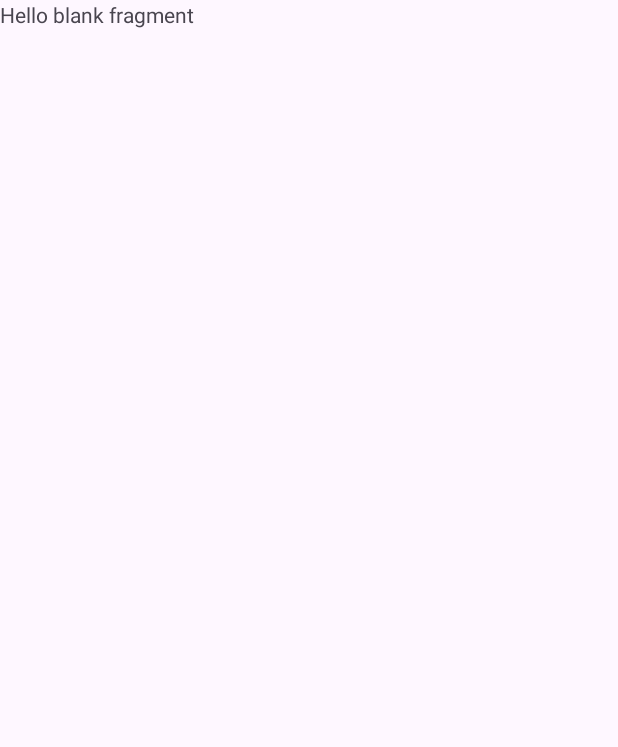
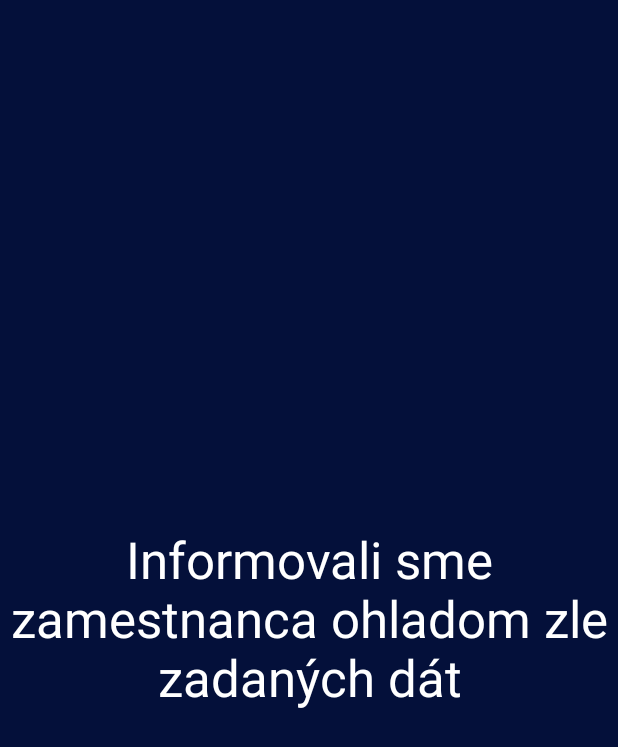
Before and after one commit to TIS2023-FMFI/navstevy, an Android app: the TextFragment screen opened through its navigation route, on a phone screen of 412 x 824 dp. Before the commit the part shown is almost empty. Shown: the top 747 px of the screen. Run offline under Robolectric (Android 15) with nearby library versions, the phone set to English and light mode, and no system bars.

Commit message:
Add business logic to TextFragment

```diff
--- a/src/TabletApp/app/src/main/java/com/example/safety_presentation/CheckingFragment.kt
+++ b/src/TabletApp/app/src/main/java/com/example/safety_presentation/CheckingFragment.kt
@@ -31,6 +31,7 @@ class CheckingFragment : Fragment() {
             }
             button7.setOnClickListener {
                 val action = CheckingFragmentDirections.actionCheckingFragmentToTextFragment()
+                action.message = "che"
                 Navigation.findNavController(it).navigate(action)
             }
         }
--- a/src/TabletApp/app/src/main/java/com/example/safety_presentation/ConfirmationFragment.kt
+++ b/src/TabletApp/app/src/main/java/com/example/safety_presentation/ConfirmationFragment.kt
@@ -44,6 +44,7 @@ class ConfirmationFragment : Fragment() {
                 val canvas = Canvas(bitmap)
                 view.draw(canvas)
                 val action = ConfirmationFragmentDirections.actionConfirmationFragmentToTextFragment()
+                action.message = "con"
                 Navigation.findNavController(it).navigate(action)
             }
         }
--- a/src/TabletApp/app/src/main/java/com/example/safety_presentation/TextFragment.kt
+++ b/src/TabletApp/app/src/main/java/com/example/safety_presentation/TextFragment.kt
@@ -1,59 +1,61 @@
 package com.example.safety_presentation
 
+import android.content.Context
 import android.os.Bundle
+import android.util.Log
 import androidx.fragment.app.Fragment
 import android.view.LayoutInflater
 import android.view.View
 import android.view.ViewGroup
+import com.example.safety_presentation.databinding.FragmentConfirmationBinding
+import com.example.safety_presentation.databinding.FragmentTextBinding
 
-// TODO: Rename parameter arguments, choose names that match
-// the fragment initialization parameters, e.g. ARG_ITEM_NUMBER
-private const val ARG_PARAM1 = "param1"
-private const val ARG_PARAM2 = "param2"
+class TextFragment : Fragment() {
+    lateinit var bind : FragmentTextBinding
+    lateinit var msg : String
+    lateinit var mainActivity: MainActivity
 
-/**
- * A simple [Fragment] subclass.
- * Use the [TextFragment.newInstance] factory method to
- * create an instance of this fragment.
- */
-class TextFragment : Fragment() {
-    // TODO: Rename and change types of parameters
-    private var param1: String? = null
-    private var param2: String? = null
+    override fun onStart() {
+        super.onStart()
+        arguments?.let{
+            val args = TextFragmentArgs.fromBundle(it)
+            msg = if (args.message == "con"){
+                "con"
+            } else{
+                "che"
+            }
+        }
 
-    override fun onCreate(savedInstanceState: Bundle?) {
-        super.onCreate(savedInstanceState)
-        arguments?.let {
-            param1 = it.getString(ARG_PARAM1)
-            param2 = it.getString(ARG_PARAM2)
+        if (msg == "con"){
+            if (mainActivity.languageInUse == "en"){
+                bind.tv.text = "Your signature has been sent, enjoy your stay"
+            }
+            else{
+                bind.tv.text = "Váš podpis bol poslaný, užite si pobyt"
+            }
+        }
+
+        else{
+            if (mainActivity.languageInUse == "en"){
+                bind.tv.text = "We have notified the employee of the wrongly inputed data"
+            }
+            else{
+                bind.tv.text = "Informovali sme zamestnanca ohladom zle zadaných dát"
+            }
         }
     }
 
+
     override fun onCreateView(
-        inflater: LayoutInflater, container: ViewGroup?,
-        savedInstanceState: Bundle?
-    ): View? {
-        // Inflate the layout for this fragment
-        return inflater.inflate(R.layout.fragment_text, container, false)
+        inflater: LayoutInflater, container: ViewGroup?, savedInstanceState: Bundle?): View? {
+        bind = FragmentTextBinding.inflate(inflater, container, false)
+
+        return bind.root
     }
 
-    companion object {
-        /**
-         * Use this factory method to create a new instance of
-         * this fragment using the provided parameters.
-         *
-         * @param param1 Parameter 1.
-         * @param param2 Parameter 2.
-         * @return A new instance of fragment TextFragment.
-         */
-        // TODO: Rename and change types and number of parameters
-        @JvmStatic
-        fun newInstance(param1: String, param2: String) =
-            TextFragment().apply {
-                arguments = Bundle().apply {
-                    putString(ARG_PARAM1, param1)
-                    putString(ARG_PARAM2, param2)
-                }
-            }
+    override fun onAttach(context: Context) {
+        super.onAttach(context)
+        mainActivity = context as MainActivity
     }
+
 }
--- a/src/TabletApp/app/src/main/res/layout/fragment_text.xml
+++ b/src/TabletApp/app/src/main/res/layout/fragment_text.xml
@@ -3,12 +3,19 @@
     xmlns:tools="http://schemas.android.com/tools"
     android:layout_width="match_parent"
     android:layout_height="match_parent"
+    android:background="#04103A"
     tools:context=".TextFragment">
 
     <!-- TODO: Update blank fragment layout -->
+
     <TextView
+        android:id="@+id/tv"
         android:layout_width="match_parent"
         android:layout_height="match_parent"
-        android:text="@string/hello_blank_fragment" />
+        android:layout_gravity="center"
+        android:gravity="center"
+        android:text="@string/hello_blank_fragment"
+        android:textColor="#FFFFFF"
+        android:textSize="34sp" />
 
 </FrameLayout>
--- a/src/TabletApp/app/src/main/res/navigation/navigation_graph.xml
+++ b/src/TabletApp/app/src/main/res/navigation/navigation_graph.xml
@@ -4,7 +4,7 @@
     xmlns:app="http://schemas.android.com/apk/res-auto"
     xmlns:tools="http://schemas.android.com/tools"
     android:id="@+id/navigation_graph"
-    app:startDestination="@id/screenSaverFragment">
+    app:startDestination="@id/checkingFragment">
 
     <fragment
         android:id="@+id/screenSaverFragment"
@@ -71,5 +71,10 @@
         <action
             android:id="@+id/action_textFragment_to_screenSaverFragment"
             app:destination="@id/screenSaverFragment" />
+        <argument
+            android:name="message"
+            app:argType="string"
+            android:defaultValue="empty"
+            />
     </fragment>
 </navigation>
```
